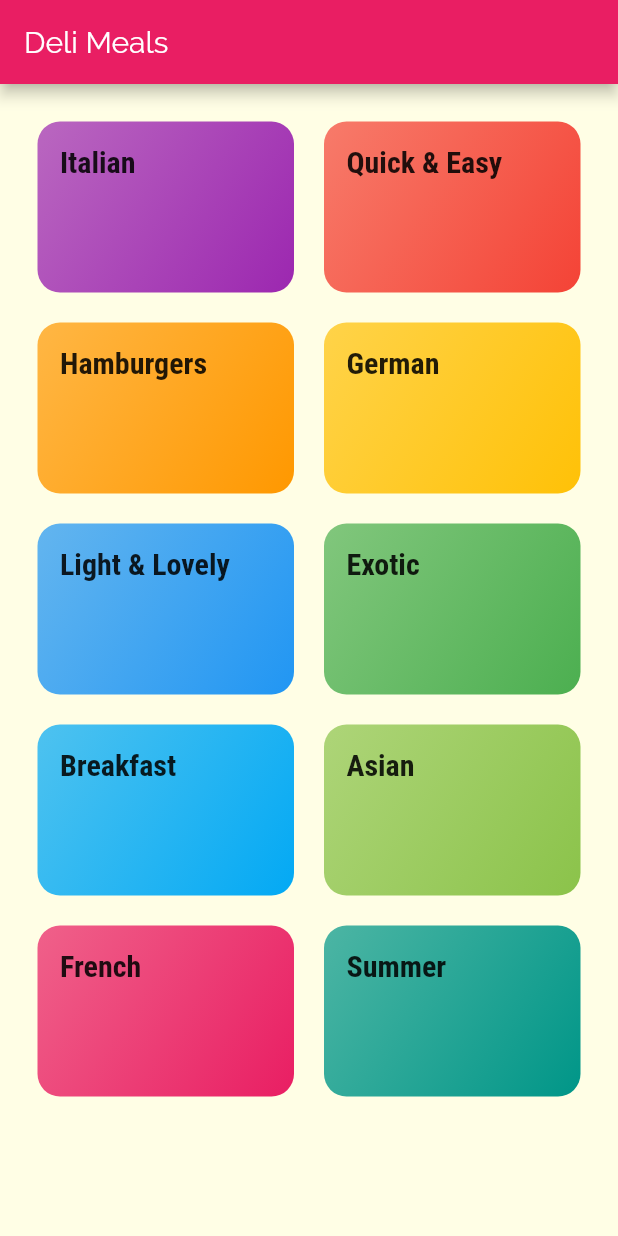
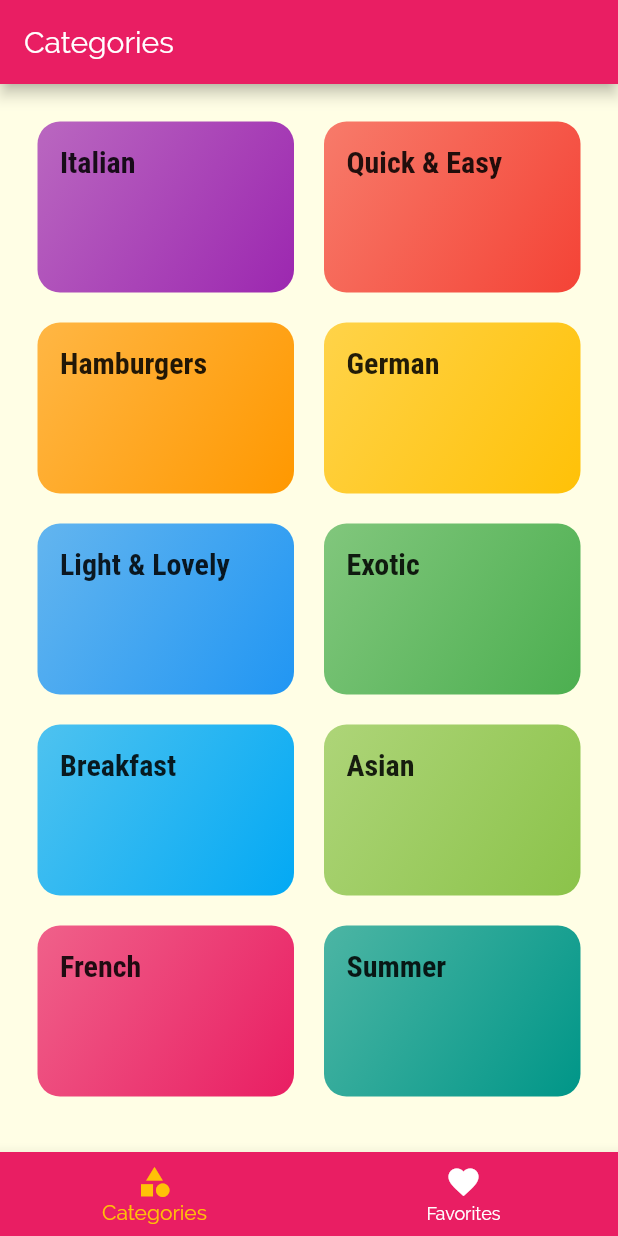
Before and after one commit to pankaj-nikam/nav_meals, a Flutter app: the screen it shows after launch, on a phone screen of 412 x 824 dp. Run offline on Flutter 3.47's test engine with Material 2 defaults, Android fonts, the phone set to English and light mode, and no system bars.

Commit message:
Added tabs.

```diff
--- a/lib/main.dart
+++ b/lib/main.dart
@@ -2,6 +2,7 @@ import 'package:flutter/material.dart';
 import 'package:nav_meals/screens/categories_screen.dart';
 import 'package:nav_meals/screens/category_meals_screen.dart';
 import 'package:nav_meals/screens/meal_detail_screen.dart';
+import 'package:nav_meals/screens/tabs_screen.dart';
 
 void main() => runApp(MyApp());
 
@@ -24,7 +25,7 @@ class MyApp extends StatelessWidget {
                     fontWeight: FontWeight.bold),
               )),
       routes: {
-        '/': (ctx) => CategoriesScreen(),
+        '/': (ctx) => TabsScreen(),
         CategoryMealsScreen.routeName: (ctx) => CategoryMealsScreen(),
         MealDetailScreen.routeName: (ctx) => MealDetailScreen(),
       },
--- a/lib/screens/categories_screen.dart
+++ b/lib/screens/categories_screen.dart
@@ -5,11 +5,7 @@ import '../dummy_data.dart';
 class CategoriesScreen extends StatelessWidget {
   @override
   Widget build(BuildContext context) {
-    return Scaffold(
-      appBar: AppBar(
-        title: const Text('Deli Meals'),
-      ),
-      body: GridView(
+    return GridView(
       padding: const EdgeInsets.all(25),
       gridDelegate: SliverGridDelegateWithMaxCrossAxisExtent(
         maxCrossAxisExtent: 200,
@@ -20,7 +16,6 @@ class CategoriesScreen extends StatelessWidget {
       children: DUMMY_CATEGORIES
           .map((e) => CategoryItem(e.id, e.title, e.color))
           .toList(),
-      ),
     );
   }
 }
--- /dev/null
+++ b/lib/screens/favorites_screen.dart
@@ -0,0 +1,10 @@
+import 'package:flutter/material.dart';
+
+class FavoritesScreen extends StatelessWidget {
+  @override
+  Widget build(BuildContext context) {
+    return Center(
+      child: Text('Favorites Screen'),
+    );
+  }
+}
--- /dev/null
+++ b/lib/screens/tabs_screen.dart
@@ -0,0 +1,53 @@
+import 'package:flutter/material.dart';
+import 'categories_screen.dart';
+import 'favorites_screen.dart';
+
+class TabsScreen extends StatefulWidget {
+  @override
+  _TabsScreenState createState() => _TabsScreenState();
+}
+
+class _TabsScreenState extends State<TabsScreen> {
+  final List<Map<String, Object>> _pages = [
+    {'page': CategoriesScreen(), 'title': 'Categories'},
+    {'page': FavoritesScreen(), 'title': 'Your Favorites'},
+  ];
+
+  int _selectedPageIndex = 0;
+
+  void _selectPage(int index) {
+    setState(() {
+      _selectedPageIndex = index;
+    });
+  }
+
+  @override
+  Widget build(BuildContext context) {
+    return Scaffold(
+      appBar: AppBar(
+        title: Text(_pages[_selectedPageIndex]['title']),
+      ),
+      body: _pages[_selectedPageIndex]['page'] as Widget,
+      bottomNavigationBar: BottomNavigationBar(
+        onTap: _selectPage,
+        currentIndex: _selectedPageIndex,
+        backgroundColor: Theme.of(context).primaryColor,
+        unselectedItemColor: Colors.white,
+        selectedItemColor: Theme.of(context).accentColor,
+        //type: BottomNavigationBarType.shifting,
+        items: [
+          BottomNavigationBarItem(
+            backgroundColor: Theme.of(context).primaryColor,
+            icon: Icon(Icons.category),
+            label: 'Categories',
+          ),
+          BottomNavigationBarItem(
+            backgroundColor: Theme.of(context).primaryColor,
+            icon: Icon(Icons.favorite),
+            label: 'Favorites',
+          ),
+        ],
+      ),
+    );
+  }
+}
```
Lines whose indentation alone changed are shown as unchanged.
